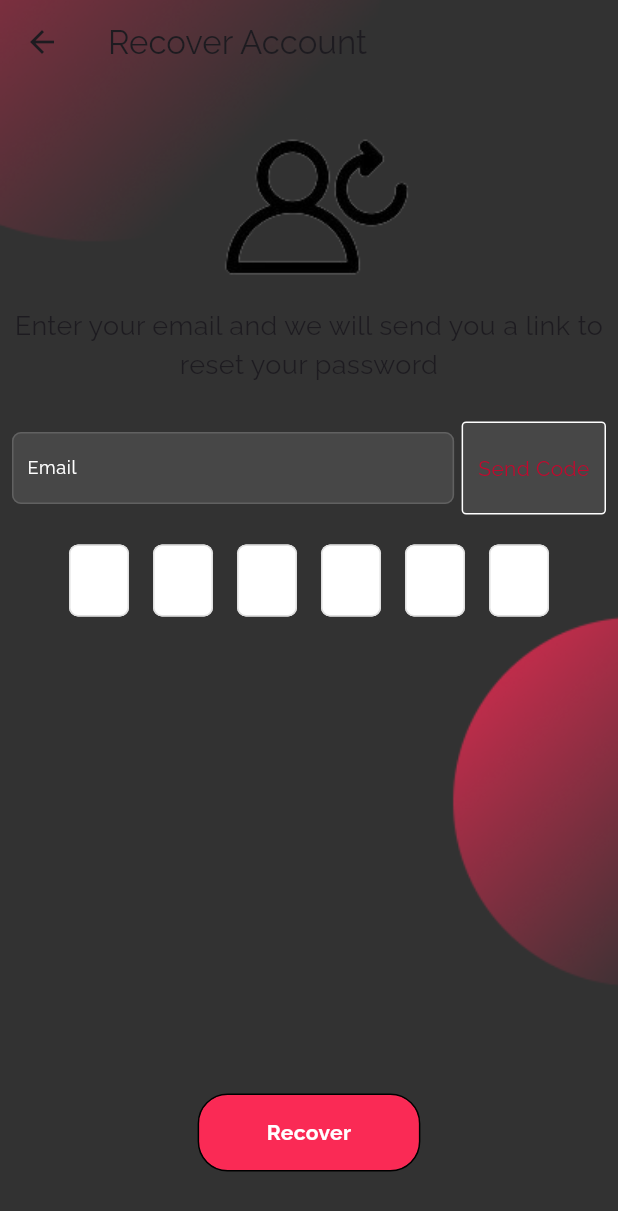
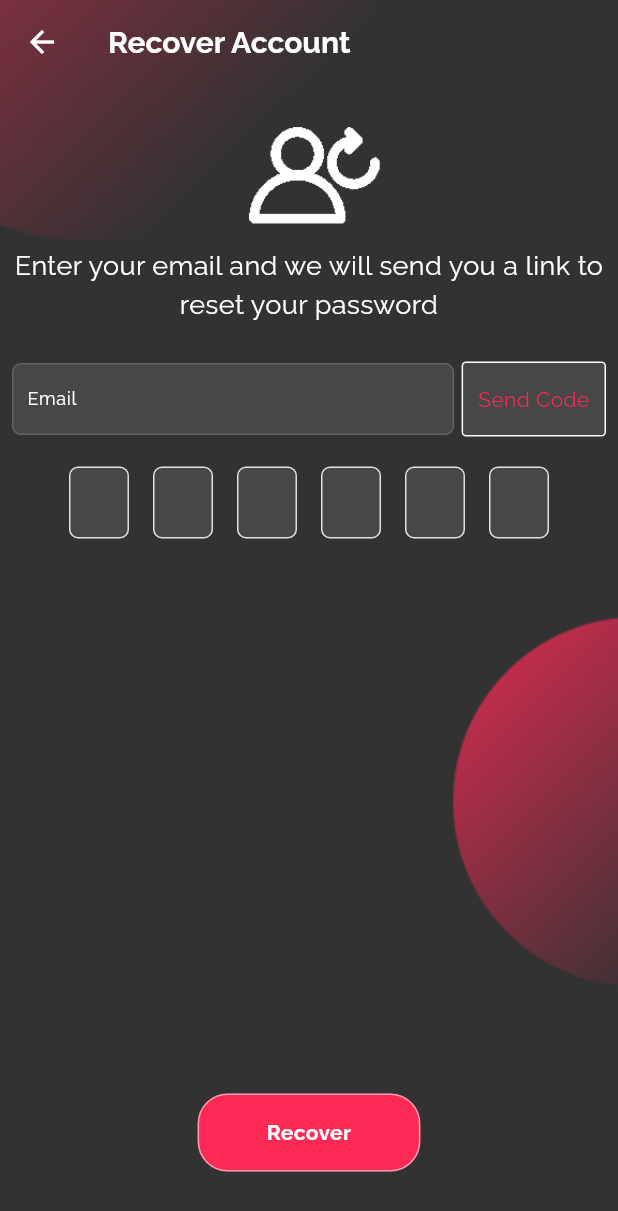
Before and after one commit to Hydra-Bolt/RishtaApp, a Flutter app: the screen it shows after launch, after a tap on "Forgot Password?", on a phone screen of 412 x 824 dp. Shown: the top 1211 px of the screen. Run offline on Flutter 3.47's test engine with Material 3 defaults, Android fonts, the phone set to English and light mode, and no system bars; our stand-ins replace another_carousel_pro, curved_navigation_bar, google_fonts, smooth_page_indicator, supabase, supabase_flutter; accounts and stored records are empty.

Commit message:
almost done with theme
- changed recover in this one

```diff
--- a/lib/components/my_button.dart
+++ b/lib/components/my_button.dart
@@ -12,7 +12,7 @@ class MyCustomButton extends StatelessWidget {
         child: Container(
           padding: const EdgeInsets.symmetric(vertical: 15, horizontal: 45),
           decoration: BoxDecoration(
-              border: Border.all(color: Colors.black),
+              border: Border.all(color: Colors.white54),
               borderRadius: const BorderRadius.all(Radius.circular(20)),
               color: AppColors
                   .mainColor), // Assuming AppColors.mainColor is the primary color
--- a/lib/pages/app_pages/settings.dart
+++ b/lib/pages/app_pages/settings.dart
@@ -9,7 +9,10 @@ class SettingsPage extends StatelessWidget {
     return Scaffold(
       backgroundColor: Colors.transparent,
       appBar: AppBar(
-        title: const Text('Settings'),
+        title: const Text(
+          'Settings',
+          style: TextStyle(color: Colors.white),
+        ),
         backgroundColor: Colors.transparent,
       ),
       body: Align(
--- a/lib/pages/login_pages/login_page.dart
+++ b/lib/pages/login_pages/login_page.dart
@@ -50,7 +50,7 @@ class _LoginPageState extends State<LoginPage> {
       appBar: AppBar(
         title: const Text(
           "Login Page",
-          style: TextStyle(color: Colors.grey),
+          style: TextStyle(color: Colors.white),
         ),
         backgroundColor: Colors.transparent,
       ),
--- a/lib/pages/login_pages/recover.dart
+++ b/lib/pages/login_pages/recover.dart
@@ -118,9 +118,14 @@ class _RecoverAccountState extends State<RecoverAccount> {
     return MyScaffold(
       appBar: AppBar(
         leading: BackButton(
+          color: Colors.white,
           onPressed: () => Navigator.of(context).pushReplacementNamed('/login'),
         ),
-        title: const Text("Recover Account"),
+        title: const Text(
+          "Recover Account",
+          style: TextStyle(
+              fontSize: 20, fontWeight: FontWeight.bold, color: Colors.white),
+        ),
       ),
       body: Padding(
         padding: const EdgeInsets.all(8.0),
@@ -168,14 +173,13 @@ class _RecoverAccountState extends State<RecoverAccount> {
     return Column(
       crossAxisAlignment: CrossAxisAlignment.center,
       children: [
-        Container(
-          child: Image.asset('assets/images/recover.png'),
-        ),
+        Image.asset('assets/images/recover.png', height: 100),
         const Text(
           "Enter your email and we will send you a link to reset your password",
           textAlign: TextAlign.center,
           style: TextStyle(
             fontSize: 18,
+            color: Colors.white,
           ),
         ),
         const SizedBox(height: 25),
@@ -193,7 +197,7 @@ class _RecoverAccountState extends State<RecoverAccount> {
               onTap: () => sendVerification(),
               child: Container(
                 padding:
-                    const EdgeInsets.symmetric(horizontal: 10, vertical: 20),
+                    const EdgeInsets.symmetric(horizontal: 10, vertical: 14),
                 decoration: BoxDecoration(
                   color: Colors.white10,
                   border: Border.all(color: Colors.white, width: 1),
@@ -201,7 +205,7 @@ class _RecoverAccountState extends State<RecoverAccount> {
                 ),
                 child: Text(
                   codeSent ? "Resend Code" : "Send Code",
-                  style: const TextStyle(color: Color(0xFFc7052c)),
+                  style: const TextStyle(color: AppColors.mainColor),
                 ),
               ),
             ),
@@ -227,7 +231,7 @@ class _RecoverAccountState extends State<RecoverAccount> {
       child: TextFormField(
         decoration: InputDecoration(
           filled: true,
-          fillColor: Colors.white,
+          fillColor: Colors.white10,
           counterText: "",
           contentPadding:
               const EdgeInsets.symmetric(vertical: 8.0, horizontal: 6.0),
@@ -249,7 +253,9 @@ class _RecoverAccountState extends State<RecoverAccount> {
           ),
         ),
         controller: _codeControllers[index],
+        style: const TextStyle(color: Colors.white, fontSize: 20.0),
         keyboardType: TextInputType.number,
+        cursorColor: AppColors.mainColor,
         textAlign: TextAlign.center,
         maxLength: 1,
         onChanged: (value) {
```
Also changed, not shown: lib/pages/login_pages/signup.dart (+4 -4 lines), assets/images/recover.png.
